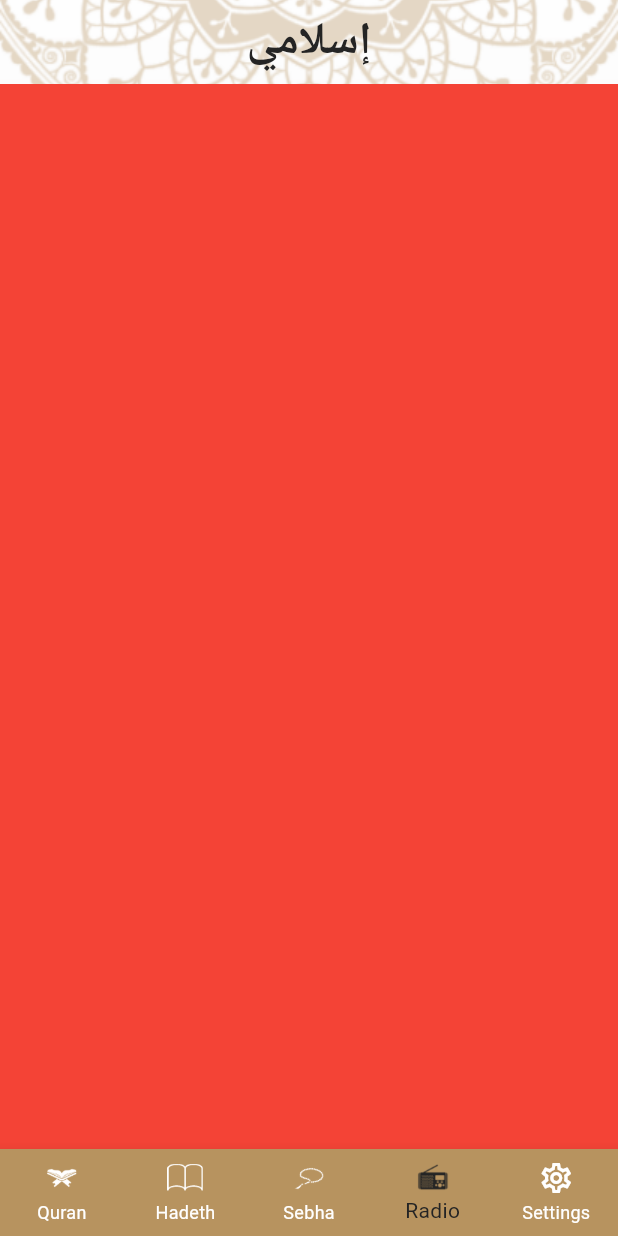
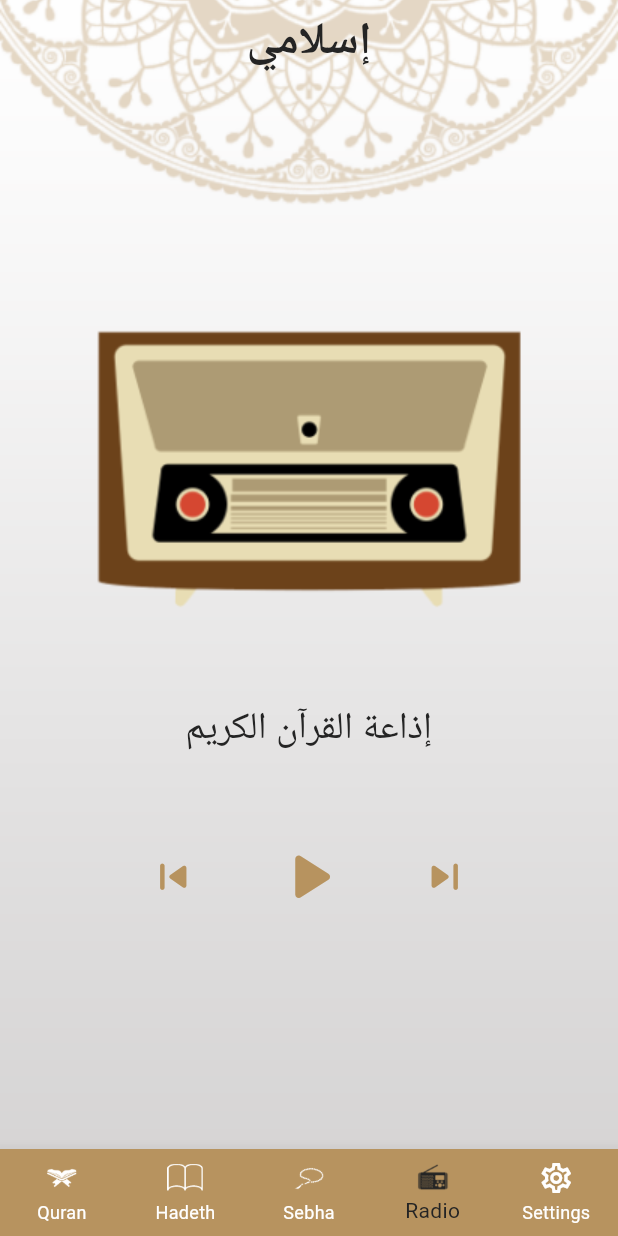
Before and after one commit to osama25s/islami_app, a Flutter app: the screen it shows after launch, item 4 of the bottom bar chosen, on a phone screen of 412 x 824 dp. Run offline on Flutter 3.47's test engine with Material 3 defaults, Android fonts, the phone set to English and light mode, and no system bars; missing offline and left inert: dart:ffi.

Commit message:
create radio tab UI

```diff
--- a/lib/app_theme.dart
+++ b/lib/app_theme.dart
@@ -22,11 +22,10 @@ class AppTheme {
           fontWeight: FontWeight.w400,
           color: black,
         )),
-
-
-
-
-
+iconTheme: IconThemeData(
+          color:lightprimary ,
+          size: 24.0,
+        ),
 
     bottomNavigationBarTheme: BottomNavigationBarThemeData(
       type: BottomNavigationBarType.fixed,
--- /dev/null
+++ b/lib/tabs/radio/default_button.dart
@@ -0,0 +1,23 @@
+import 'dart:ffi';
+
+import 'package:flutter/material.dart';
+import 'package:islami/app_theme.dart';
+
+class Default_Button extends StatelessWidget {
+  IconData icon;
+  double size;
+  void Function() onpress;
+  Default_Button(
+      {required this.icon, required this.size, required this.onpress});
+  @override
+  Widget build(BuildContext context) {
+    return IconButton(
+      icon: Icon(
+        icon,
+        size: size,
+        color: AppTheme.lightprimary,
+      ),
+      onPressed: onpress,
+    );
+  }
+}
--- a/lib/tabs/radio/radio_tab.dart
+++ b/lib/tabs/radio/radio_tab.dart
@@ -1,12 +1,39 @@
 import 'package:flutter/material.dart';
+import 'package:islami/tabs/radio/default_button.dart';
 
 class RadioTab extends StatelessWidget {
   const RadioTab({super.key});
 
   @override
   Widget build(BuildContext context) {
-    return Container(
-      color: Colors.red,
+    return Column(
+      mainAxisAlignment: MainAxisAlignment.center,
+      children: [
+        Image.asset('assets/images/radio_image.png'),
+        Padding(
+          padding: EdgeInsets.symmetric(
+              vertical: MediaQuery.of(context).size.height / 18),
+          child: Text(
+            'إذاعة القرآن الكريم',
+            style: Theme.of(context).textTheme.headlineSmall,
+          ),
+        ),
+        Row(
+          mainAxisAlignment: MainAxisAlignment.center,
+          children: [
+            Default_Button(
+                icon: Icons.skip_previous_rounded, size: 35, onpress: () {}),
+            Padding(
+              padding: EdgeInsets.symmetric(
+                  horizontal: MediaQuery.of(context).size.width / 14),
+              child: Default_Button(
+                  icon: Icons.play_arrow_rounded, size: 55, onpress: () {}),
+            ),
+            Default_Button(
+                icon: Icons.skip_next_rounded, size: 35, onpress: () {}),
+          ],
+        )
+      ],
     );
   }
 }
```
